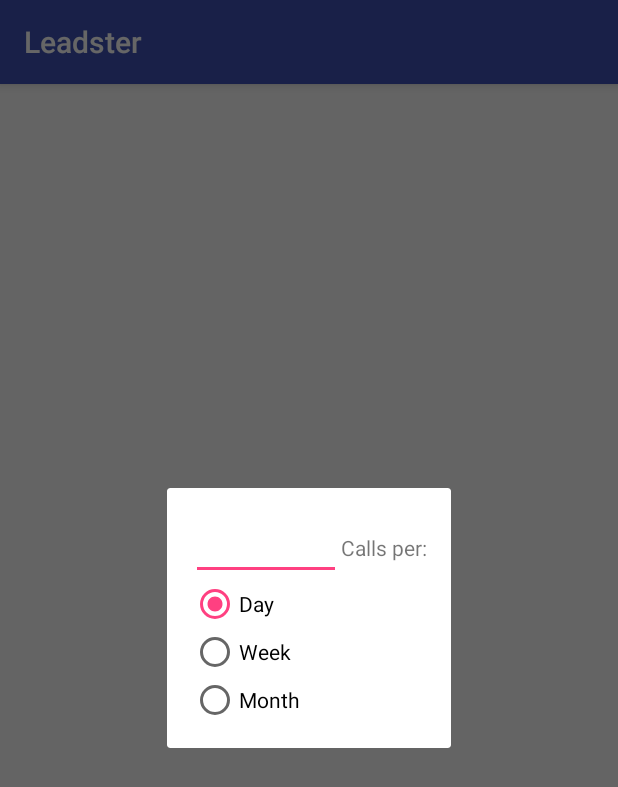
After one commit to yallen011/Leadster, an Android app: the fragment GoalsDetailsFragment shown on its own in the app's theme, on a phone screen of 412 x 824 dp. The commit adds this screen. Shown: the top 787 px of the screen. Run offline under Robolectric (Android 15) with nearby library versions, the phone set to English and light mode, and no system bars; 2 statements that could not run were skipped.

Commit message:
started goal detials dialog

```diff
--- /dev/null
+++ b/app/src/main/java/com/ubcma/leadster/fragment/GoalsDetailsFragment.java
@@ -0,0 +1,86 @@
+package com.ubcma.leadster.fragment;
+
+
+import android.os.Bundle;
+import android.support.annotation.Nullable;
+import android.support.v4.app.DialogFragment;
+import android.view.LayoutInflater;
+import android.view.View;
+import android.view.ViewGroup;
+import android.widget.EditText;
+import android.widget.TextView;
+
+import com.ubcma.leadster.R;
+
+import static android.R.attr.type;
+
+/**
+ * Dialog Fragment to display goals that can be tracked.
+ */
+public class GoalsDetailsFragment extends DialogFragment {
+
+
+
+    private static final String GOAL_CALL_MESSAGE = "Calls per:";
+    private static final String GOAL_INTERVIEW_MESSAGE = "Interviews per:";
+    private static final String GOAL_PARTY_MESSAGE = "Parties per:";
+    private static final String TITLE = "Goal Details";
+
+    public GoalsDetailsFragment() {
+        // Required empty public constructor
+    }
+
+    public static GoalsDetailsFragment newInstance(String goalType){
+
+        GoalsDetailsFragment gdFragment = new GoalsDetailsFragment();
+
+        if(goalType != null){
+
+            Bundle bundle = new Bundle();
+            bundle.putString("goalType", "goalType");
+            gdFragment.setArguments(bundle);
+        }
+        return gdFragment;
+    }
+
+
+    @Override
+    public View onCreateView(LayoutInflater inflater, ViewGroup container,
+                             Bundle savedInstanceState) {
+        // Inflate the layout for this fragment
+        return inflater.inflate(R.layout.fragment_goals_details, container, false);
+    }
+
+    @Override
+    public void onViewCreated(View view, @Nullable Bundle savedInstanceState) {
+        super.onViewCreated(view, savedInstanceState);
+
+        String goalType = getArguments().getString("goalType");
+        String message;
+        TextView messageTextView = (TextView) view.findViewById(R.id.goal_message);
+        EditText goalInput = (EditText) view.findViewById(R.id.goal_input);
+
+
+        //decide wich message to display based on the goal type
+        switch(goalType){
+            case "p":
+                message = GOAL_PARTY_MESSAGE;
+                break;
+            case "c":
+                message = GOAL_CALL_MESSAGE;
+                break;
+            case "i":
+                message = GOAL_INTERVIEW_MESSAGE;
+                break;
+            default:
+                message = GOAL_CALL_MESSAGE;
+                break;
+        }
+        messageTextView.setText(message);
+
+        //show soft keyboard automatically and request focus
+        goalInput.requestFocus();
+        getDialog().setTitle(TITLE);
+        getDialog().setCanceledOnTouchOutside(true);
+    }
+}
--- /dev/null
+++ b/app/src/main/res/layout/fragment_goals_details.xml
@@ -0,0 +1,54 @@
+<FrameLayout xmlns:android="http://schemas.android.com/apk/res/android"
+    xmlns:tools="http://schemas.android.com/tools"
+    android:layout_width="match_parent"
+    android:layout_height="match_parent"
+    tools:context="com.ubcma.leadster.fragment.GoalsDetailsFragment">
+
+    <RelativeLayout
+        android:layout_width="match_parent"
+        android:layout_height="match_parent"
+        android:layout_margin="16dp">
+
+        <EditText
+            android:id="@+id/goal_input"
+            android:layout_width="100dp"
+            android:layout_height="wrap_content"
+             />
+        <TextView
+            android:id="@+id/goal_message"
+            android:layout_width="wrap_content"
+            android:layout_height="wrap_content"
+            android:layout_toRightOf="@id/goal_input"
+            android:text="sometext"
+            android:layout_alignBaseline="@id/goal_input"/>
+
+        <RadioGroup
+            android:id="@+id/goal_frequency_group"
+            android:layout_width="wrap_content"
+            android:layout_height="wrap_content"
+            android:checkedButton="@+id/goal_day"
+            android:orientation="vertical"
+            android:layout_below="@id/goal_input">
+
+            <RadioButton
+                android:id="@+id/goal_day"
+                android:layout_width="wrap_content"
+                android:layout_height="wrap_content"
+                android:onClick="onLeadTypeClicked"
+                android:text="@string/day" />
+
+            <RadioButton
+                android:id="@+id/goal_week"
+                android:layout_width="wrap_content"
+                android:layout_height="wrap_content"
+                android:onClick="onLeadTypeClicked"
+                android:text="@string/week" />
+            <RadioButton
+                android:id="@+id/goal_month"
+                android:layout_width="wrap_content"
+                android:layout_height="wrap_content"
+                android:onClick="onLeadTypeClicked"
+                android:text="@string/month" />
+        </RadioGroup>
+    </RelativeLayout>
+</FrameLayout>
--- a/app/src/main/res/values/strings.xml
+++ b/app/src/main/res/values/strings.xml
@@ -30,6 +30,9 @@
     <string name="title_progress">Progress</string>
     <string name="save">SAVE</string>
     <string name="cancel">CANCEL</string>
+    <string name="day">Day</string>
+    <string name="week">Week</string>
+    <string name="month">Month</string>
     <string-array name="numbers_array">
         <item>1</item>
         <item>2</item>
```
